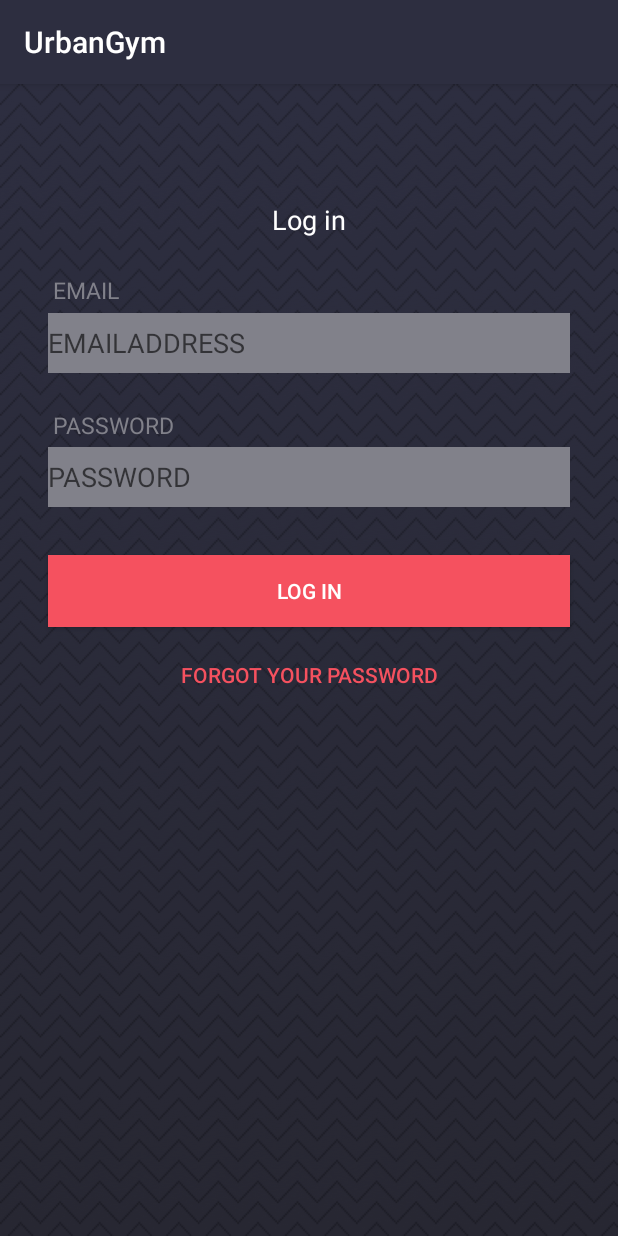
After one commit to famousming7/urbangymandroid, an Android app: the Login screen opened directly, with no data from a screen before it, on a phone screen of 412 x 824 dp. The commit adds this screen. Run offline under Robolectric (Android 15) with nearby library versions, the phone set to English and light mode, and no system bars.

Commit message:
login view

```diff
--- a/app/src/main/AndroidManifest.xml
+++ b/app/src/main/AndroidManifest.xml
@@ -9,18 +9,21 @@
         android:roundIcon="@mipmap/ic_launcher"
         android:supportsRtl="true"
         android:theme="@style/AppTheme">
-        <activity android:name=".MainActivity">
+        <activity
+            android:name=".MainActivity"
+            android:screenOrientation="portrait"
+            android:theme="@style/AppTheme.NoActionBar">
             <intent-filter>
                 <action android:name="android.intent.action.MAIN" />
             </intent-filter>
         </activity>
-
         <activity
             android:name=".splash"
             android:screenOrientation="portrait"
             android:theme="@style/AppTheme.NoActionBar">
             <intent-filter>
-                <action   android:name="android.intent.action.MAIN" />
+                <action android:name="android.intent.action.MAIN" />
+
                 <category android:name="android.intent.category.LAUNCHER" />
             </intent-filter>
         </activity>
@@ -28,6 +31,8 @@
         <meta-data
             android:name="preloaded_fonts"
             android:resource="@array/preloaded_fonts" />
+
+        <activity android:name=".Login"></activity>
     </application>
 
 </manifest>
--- /dev/null
+++ b/app/src/main/java/com/famousming/urbangym/Login.java
@@ -0,0 +1,13 @@
+package com.famousming.urbangym;
+
+import android.support.v7.app.AppCompatActivity;
+import android.os.Bundle;
+
+public class Login extends AppCompatActivity {
+
+    @Override
+    protected void onCreate(Bundle savedInstanceState) {
+        super.onCreate(savedInstanceState);
+        setContentView(R.layout.activity_login);
+    }
+}
--- a/app/src/main/java/com/famousming/urbangym/splash.java
+++ b/app/src/main/java/com/famousming/urbangym/splash.java
@@ -14,12 +14,9 @@ public class splash extends AppCompatActivity {
         super.onCreate(savedInstanceState);
         setContentView(R.layout.activity_splash);
         delaySplash();
-
-
     }
 
     void delaySplash(){
-
         new Handler().postDelayed(new Runnable() {
             @Override
             public void run() {
@@ -28,7 +25,6 @@ public class splash extends AppCompatActivity {
                 finish();
             }
         }, SPLASH_DISPLAY_LENGTH);
-
     }
 
     void openMain(){
--- /dev/null
+++ b/app/src/main/res/layout/activity_login.xml
@@ -0,0 +1,120 @@
+<?xml version="1.0" encoding="utf-8"?>
+<android.support.constraint.ConstraintLayout xmlns:android="http://schemas.android.com/apk/res/android"
+    xmlns:app="http://schemas.android.com/apk/res-auto"
+    xmlns:tools="http://schemas.android.com/tools"
+    android:layout_width="match_parent"
+    android:layout_height="match_parent"
+    android:background="@drawable/bg"
+    tools:context=".Login">
+
+    <TextView
+        android:id="@+id/textView"
+        android:layout_width="wrap_content"
+        android:layout_height="wrap_content"
+        android:layout_marginTop="78dp"
+        android:text="@string/login"
+        android:textColor="@color/colorWhite"
+        android:textSize="18sp"
+        app:layout_constraintEnd_toEndOf="parent"
+        app:layout_constraintHorizontal_bias="0.5"
+        app:layout_constraintStart_toStartOf="parent"
+        app:layout_constraintTop_toTopOf="parent" />
+
+    <TextView
+        android:id="@+id/textView7"
+        android:layout_width="61dp"
+        android:layout_height="18dp"
+        android:layout_marginLeft="35dp"
+        android:layout_marginStart="35dp"
+        android:layout_marginTop="24dp"
+        android:text="@string/email"
+        android:textColor="@color/colorPrimaryGray"
+        android:textSize="15sp"
+        app:layout_constraintStart_toStartOf="parent"
+        app:layout_constraintTop_toBottomOf="@+id/textView" />
+
+    <EditText
+        android:id="@+id/editText"
+        android:layout_width="0dp"
+        android:layout_height="40dp"
+        android:layout_marginEnd="32dp"
+        android:layout_marginLeft="32dp"
+        android:layout_marginRight="32dp"
+        android:layout_marginStart="32dp"
+        android:layout_marginTop="8dp"
+        android:background="@color/colorPrimaryGray"
+        android:ems="10"
+        android:hint="@string/emailaddress"
+        android:inputType="textEmailAddress"
+        android:singleLine="true"
+        app:layout_constraintEnd_toEndOf="parent"
+        app:layout_constraintStart_toStartOf="parent"
+        app:layout_constraintTop_toBottomOf="@+id/textView7" />
+
+    <TextView
+        android:id="@+id/textView4"
+        android:layout_width="142dp"
+        android:layout_height="17dp"
+        android:layout_marginLeft="35dp"
+        android:layout_marginStart="35dp"
+        android:layout_marginTop="24dp"
+        android:text="@string/password"
+        android:textColor="@color/colorPrimaryGray"
+        android:textSize="15sp"
+        app:layout_constraintStart_toStartOf="parent"
+        app:layout_constraintTop_toBottomOf="@+id/editText" />
+
+    <EditText
+        android:id="@+id/editText3"
+        android:layout_width="0dp"
+        android:layout_height="40dp"
+        android:layout_marginEnd="32dp"
+        android:layout_marginLeft="32dp"
+        android:layout_marginRight="32dp"
+        android:layout_marginStart="32dp"
+        android:layout_marginTop="8dp"
+        android:background="@color/colorPrimaryGray"
+        android:ems="10"
+        android:hint="@string/password"
+        android:inputType="textPassword"
+        android:singleLine="true"
+        app:layout_constraintEnd_toEndOf="parent"
+        app:layout_constraintStart_toStartOf="parent"
+        app:layout_constraintTop_toBottomOf="@+id/textView4" />
+
+    <android.support.constraint.Guideline
+        android:id="@+id/guideline"
+        android:layout_width="wrap_content"
+        android:layout_height="wrap_content"
+        android:orientation="horizontal"
+        app:layout_constraintGuide_begin="20dp" />
+
+    <Button
+        android:id="@+id/button"
+        android:layout_width="0dp"
+        android:layout_height="wrap_content"
+        android:layout_marginTop="32dp"
+        android:background="@color/colorAccent"
+        android:text="@string/login"
+        android:textColor="@color/colorWhite"
+        app:layout_constraintEnd_toEndOf="@+id/editText3"
+        app:layout_constraintStart_toStartOf="@+id/editText3"
+        app:layout_constraintTop_toBottomOf="@+id/editText3" />
+
+    <Button
+        android:id="@+id/button2"
+        android:layout_width="wrap_content"
+        android:layout_height="wrap_content"
+        android:layout_marginEnd="8dp"
+        android:layout_marginLeft="8dp"
+        android:layout_marginRight="8dp"
+        android:layout_marginStart="8dp"
+        android:layout_marginTop="8dp"
+        android:background="@android:color/transparent"
+        android:text="@string/forgotpassword"
+        android:textColor="@color/colorAccent"
+        app:layout_constraintEnd_toEndOf="parent"
+        app:layout_constraintStart_toStartOf="parent"
+        app:layout_constraintTop_toBottomOf="@+id/button" />
+
+</android.support.constraint.ConstraintLayout>
--- a/app/src/main/res/values/colors.xml
+++ b/app/src/main/res/values/colors.xml
@@ -1,8 +1,9 @@
 <?xml version="1.0" encoding="utf-8"?>
 <resources>
     <color name="colorPrimary">#2D2E40</color>
-    <color name="colorPrimaryDark">#81818A</color>
-    <color name="colorAccent">#F5515F</color>
+    <color name="colorPrimaryDark">#81818a</color>
+    <color name="colorAccent">#f5515f</color>
 
+    <color name="colorPrimaryGray">#81818a</color>
     <color name="colorWhite">#ffffff</color>
 </resources>
--- a/app/src/main/res/values/strings.xml
+++ b/app/src/main/res/values/strings.xml
@@ -1,3 +1,8 @@
 <resources>
     <string name="app_name">UrbanGym</string>
+    <string name="login">Log in</string>
+    <string name="email">EMAIL</string>
+    <string name="emailaddress">EMAILADDRESS</string>
+    <string name="password">PASSWORD</string>
+    <string name="forgotpassword">Forgot Your Password</string>
 </resources>
```
